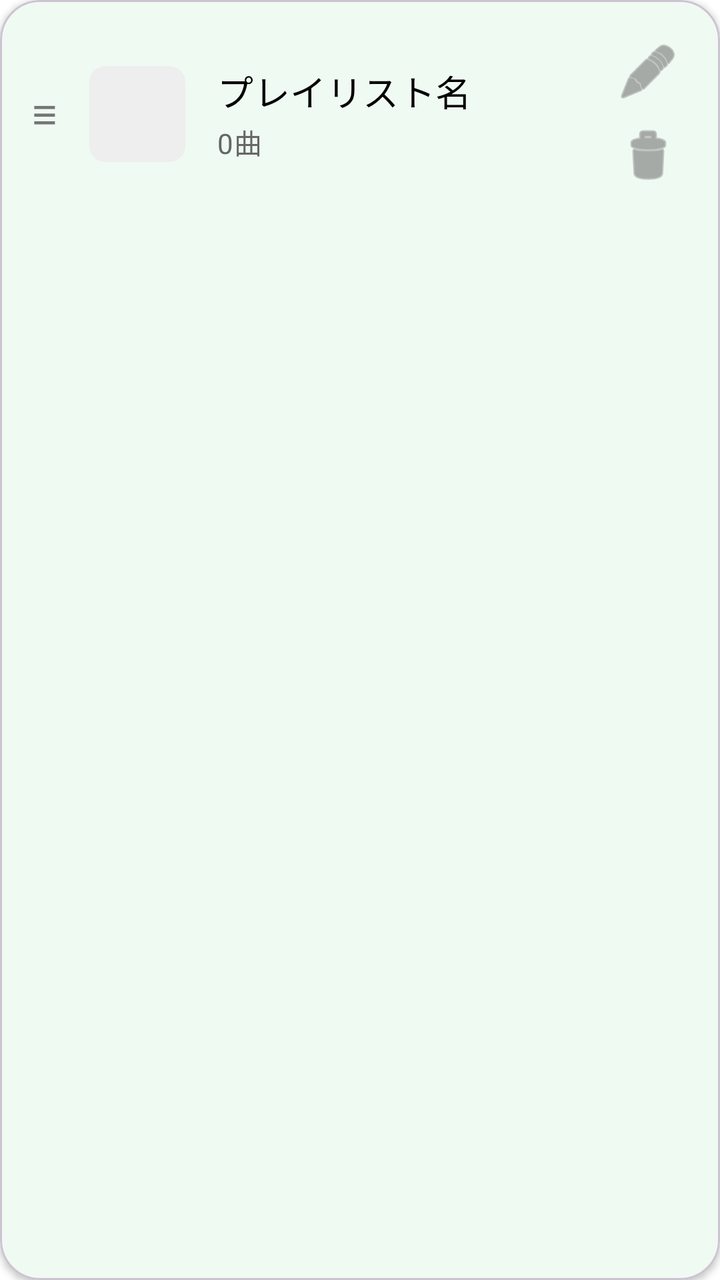
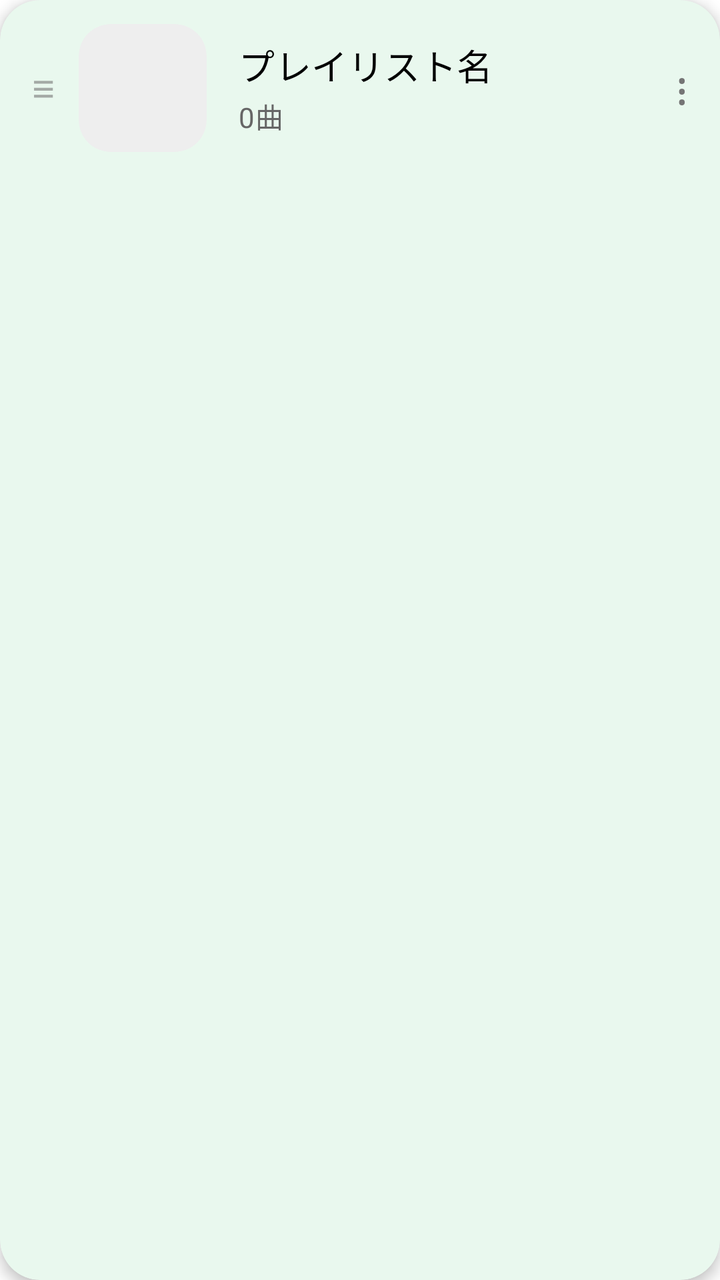

An Android layout rendered at two revisions. The XML below is the earlier revision; the diff shows what the commit changed to produce the second picture.
<!-- AndroidManifest.xml: application theme Theme.MusicPlayer -->
<!-- res/layout/item_playlist.xml -->
<?xml version="1.0" encoding="utf-8"?>
<com.google.android.material.card.MaterialCardView xmlns:android="http://schemas.android.com/apk/res/android"
    xmlns:app="http://schemas.android.com/apk/res-auto"
    android:layout_width="match_parent"
    android:layout_height="wrap_content"
    android:layout_marginStart="@dimen/space_m"
    android:layout_marginEnd="@dimen/space_m"
    android:layout_marginTop="@dimen/space_s"
    app:cardCornerRadius="@dimen/radius_card"
    app:cardElevation="2dp"
    app:cardBackgroundColor="@color/color_surface">

    <LinearLayout
        android:layout_width="match_parent"
        android:layout_height="wrap_content"
        android:orientation="horizontal"
        android:gravity="center_vertical"
        android:padding="@dimen/space_m">

        <TextView
            android:id="@+id/textViewDragHandle"
            android:layout_width="wrap_content"
            android:layout_height="wrap_content"
            android:layout_marginEnd="@dimen/space_m"
            android:text="≡"
            android:textSize="22sp"
            android:textColor="@color/color_icon_secondary" />

        <androidx.cardview.widget.CardView
            android:layout_width="@dimen/song_thumbnail_size"
            android:layout_height="@dimen/song_thumbnail_size"
            app:cardCornerRadius="@dimen/radius_small"
            app:cardElevation="0dp"
            app:cardBackgroundColor="@color/color_mini_player_background">

            <ImageView
                android:id="@+id/imageViewPlaylistCover"
                android:layout_width="match_parent"
                android:layout_height="match_parent"
                android:scaleType="centerCrop"
                android:contentDescription="プレイリストカバー" />

        </androidx.cardview.widget.CardView>

        <LinearLayout
            android:layout_width="0dp"
            android:layout_height="wrap_content"
            android:layout_weight="1"
            android:layout_marginStart="@dimen/space_m"
            android:orientation="vertical">

            
            <TextView
                android:id="@+id/textViewPlaylistName"
                android:layout_width="match_parent"
                android:layout_height="wrap_content"
                android:maxLines="1"
                android:ellipsize="end"
                android:textAppearance="@style/TextAppearance.SDMusicPlayer.CardTitle"
                android:textColor="@color/color_text_primary"
                android:shadowColor="@android:color/transparent"
                android:text="プレイリスト名" />

            <TextView
                android:id="@+id/textViewPlaylistSongCount"
                android:layout_width="match_parent"
                android:layout_height="wrap_content"
                android:layout_marginTop="2dp"
                android:textAppearance="@style/TextAppearance.SDMusicPlayer.BodySmall"
                android:textColor="@color/color_text_secondary"
                android:shadowColor="@android:color/transparent"
                android:text="0曲" />

        </LinearLayout>

        <LinearLayout
            android:layout_width="wrap_content"
            android:layout_height="wrap_content"
            android:layout_marginStart="@dimen/space_s"
            android:orientation="vertical"
            android:gravity="center_horizontal">

            <ImageButton
                android:id="@+id/buttonRenamePlaylist"
                android:layout_width="wrap_content"
                android:layout_height="wrap_content"
                android:padding="@dimen/space_xs"
                android:background="?attr/selectableItemBackgroundBorderless"
                android:contentDescription="名前を変更"
                android:src="@android:drawable/ic_menu_edit"
                app:tint="@color/color_icon_secondary" />

            <ImageButton
                android:id="@+id/buttonDeletePlaylist"
                android:layout_width="wrap_content"
                android:layout_height="wrap_content"
                android:layout_marginTop="2dp"
                android:padding="@dimen/space_xs"
                android:background="?attr/selectableItemBackgroundBorderless"
                android:contentDescription="削除"
                android:src="@android:drawable/ic_menu_delete"
                app:tint="@color/color_icon_secondary" />

        </LinearLayout>

    </LinearLayout>

</com.google.android.material.card.MaterialCardView>
<!-- resources referenced by this layout -->
<resources>
  <color name="color_icon_secondary">#FF757575</color>
  <color name="color_mini_player_background">#FFEEEEEE</color>
  <color name="color_surface">#FFFFFFFF</color>
  <color name="color_text_primary">#FF000000</color>
  <color name="color_text_secondary">#FF666666</color>
  <dimen name="radius_card">20dp</dimen>
  <dimen name="radius_small">8dp</dimen>
  <dimen name="song_thumbnail_size">48dp</dimen>
  <dimen name="space_m">16dp</dimen>
  <dimen name="space_s">8dp</dimen>
  <dimen name="space_xs">4dp</dimen>
  <style name="TextAppearance.SDMusicPlayer.BodySmall" parent="TextAppearance.Material3.BodyMedium">
          <item name="android:textSize">14sp</item>
          <item name="android:textColor">?attr/bgTextColorSecondary</item>
          <item name="android:shadowColor">?attr/bgTextShadowColor</item>
          <item name="android:shadowDx">?attr/bgTextShadowDx</item>
          <item name="android:shadowDy">?attr/bgTextShadowDy</item>
          <item name="android:shadowRadius">?attr/bgTextShadowRadius</item>
      </style>
  <style name="TextAppearance.SDMusicPlayer.CardTitle" parent="TextAppearance.Material3.TitleMedium">
          <item name="android:textSize">18sp</item>
          <item name="android:textColor">?attr/bgTextColorPrimary</item>
          <item name="android:shadowColor">?attr/bgTextShadowColor</item>
          <item name="android:shadowDx">?attr/bgTextShadowDx</item>
          <item name="android:shadowDy">?attr/bgTextShadowDy</item>
          <item name="android:shadowRadius">?attr/bgTextShadowRadius</item>
      </style>
  <style name="Theme.MusicPlayer" parent="Base.Theme.MusicPlayer" />
  <color name="color_accent">#FF1DB954</color>
  <color name="color_background">#FFFFFFFF</color>
  <style name="PopupMenu.SDMusicPlayer" parent="android:Widget.Material.PopupMenu">
          <item name="android:popupBackground">@color/color_surface</item>
      </style>
  <dimen name="skin_standard_card_radius">20dp</dimen>
  <dimen name="skin_standard_card_elevation">4dp</dimen>
  <dimen name="skin_standard_card_stroke_width">0dp</dimen>
  <!-- unchanged entries left out for length: 1 -->
</resources>

<!-- the commit's change to res/layout/item_playlist.xml (unified diff, before → after) -->
@@ -6,8 +6,10 @@
     android:layout_marginStart="@dimen/space_m"
     android:layout_marginEnd="@dimen/space_m"
     android:layout_marginTop="@dimen/space_s"
-    app:cardCornerRadius="@dimen/radius_card"
-    app:cardElevation="2dp"
+    app:cardCornerRadius="?attr/skinCardCornerRadius"
+    app:cardElevation="?attr/skinCardElevation"
+    app:strokeWidth="?attr/skinCardStrokeWidth"
+    app:strokeColor="?attr/colorPrimary"
     app:cardBackgroundColor="@color/color_surface">
 
     <LinearLayout
@@ -15,21 +17,27 @@
         android:layout_height="wrap_content"
         android:orientation="horizontal"
         android:gravity="center_vertical"
-        android:padding="@dimen/space_m">
+        android:paddingStart="@dimen/space_s"
+        android:paddingEnd="@dimen/space_s"
+        android:paddingTop="@dimen/space_card"
+        android:paddingBottom="@dimen/space_card">
 
+        
         <TextView
             android:id="@+id/textViewDragHandle"
             android:layout_width="wrap_content"
             android:layout_height="wrap_content"
-            android:layout_marginEnd="@dimen/space_m"
+            android:padding="@dimen/space_s"
             android:text="≡"
-            android:textSize="22sp"
-            android:textColor="@color/color_icon_secondary" />
+            android:textSize="20sp"
+            android:textColor="@color/color_icon_secondary"
+            android:alpha="0.6" />
 
         <androidx.cardview.widget.CardView
-            android:layout_width="@dimen/song_thumbnail_size"
-            android:layout_height="@dimen/song_thumbnail_size"
-            app:cardCornerRadius="@dimen/radius_small"
+            android:layout_width="@dimen/playlist_row_cover_size"
+            android:layout_height="@dimen/playlist_row_cover_size"
+            android:layout_marginStart="@dimen/space_xs"
+            app:cardCornerRadius="@dimen/radius_medium"
             app:cardElevation="0dp"
             app:cardBackgroundColor="@color/color_mini_player_background">
 
@@ -73,35 +81,19 @@
 
         </LinearLayout>
 
-        <LinearLayout
+        
+        <TextView
+            android:id="@+id/buttonMorePlaylist"
             android:layout_width="wrap_content"
             android:layout_height="wrap_content"
-            android:layout_marginStart="@dimen/space_s"
-            android:orientation="vertical"
-            android:gravity="center_horizontal">
-
-            <ImageButton
-                android:id="@+id/buttonRenamePlaylist"
-                android:layout_width="wrap_content"
-                android:layout_height="wrap_content"
-                android:padding="@dimen/space_xs"
-                android:background="?attr/selectableItemBackgroundBorderless"
-                android:contentDescription="名前を変更"
-                android:src="@android:drawable/ic_menu_edit"
-                app:tint="@color/color_icon_secondary" />
-
-            <ImageButton
-                android:id="@+id/buttonDeletePlaylist"
-                android:layout_width="wrap_content"
-                android:layout_height="wrap_content"
-                android:layout_marginTop="2dp"
-                android:padding="@dimen/space_xs"
-                android:background="?attr/selectableItemBackgroundBorderless"
-                android:contentDescription="削除"
-                android:src="@android:drawable/ic_menu_delete"
-                app:tint="@color/color_icon_secondary" />
-
-        </LinearLayout>
+            android:padding="@dimen/space_s"
+            android:text="⋮"
+            android:textSize="22sp"
+            android:textColor="@color/color_icon_secondary"
+            android:background="?attr/selectableItemBackgroundBorderless"
+            android:clickable="true"
+            android:focusable="true"
+            android:contentDescription="メニュー" />
 
     </LinearLayout>
 
<!-- resource entries referenced after the edit -->
@@ -5,9 +5,9 @@
   <color name="color_surface">#FFFFFFFF</color>
   <color name="color_text_primary">#FF000000</color>
   <color name="color_text_secondary">#FF666666</color>
-  <dimen name="radius_card">20dp</dimen>
-  <dimen name="radius_small">8dp</dimen>
-  <dimen name="song_thumbnail_size">48dp</dimen>
+  <dimen name="playlist_row_cover_size">64dp</dimen>
+  <dimen name="radius_medium">16dp</dimen>
+  <dimen name="space_card">12dp</dimen>
   <dimen name="space_m">16dp</dimen>
   <dimen name="space_s">8dp</dimen>
   <dimen name="space_xs">4dp</dimen>
